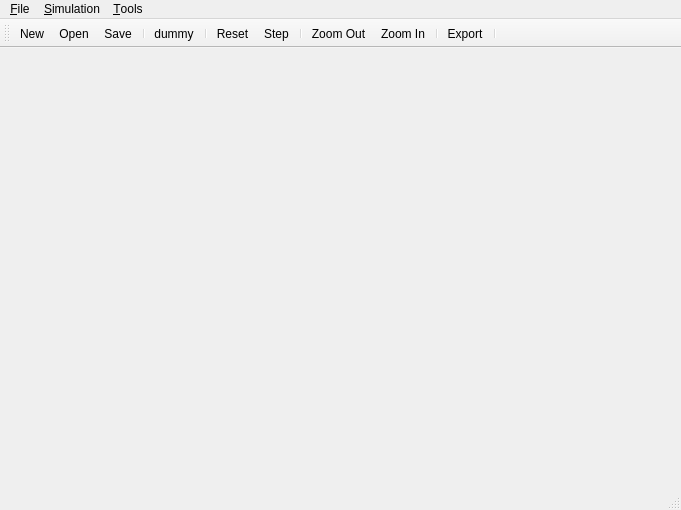
This is mainwindow.ui in ruffsl/discoverage as Qt 5 draws it before an edit. The edited form follows.
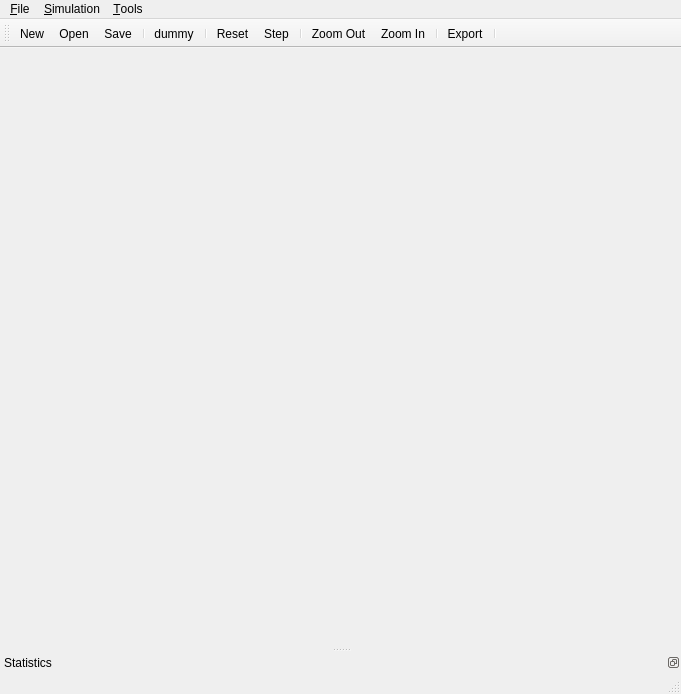
This is the edited form. Icons and pictures are not drawn.

Commit message: first version of statistics widget, lots of todos

What changed in the file:
```diff
--- a/mainwindow.ui
+++ b/mainwindow.ui
@@ -7,7 +7,7 @@
     <x>0</x>
     <y>0</y>
     <width>681</width>
-    <height>510</height>
+    <height>694</height>
    </rect>
   </property>
   <property name="windowTitle">
@@ -39,7 +39,7 @@
        <property name="geometry">
         <rect>
          <x>0</x>
-         <y>3</y>
+         <y>38</y>
          <width>681</width>
          <height>383</height>
         </rect>
@@ -126,6 +126,18 @@
    <addaction name="actionExport"/>
    <addaction name="separator"/>
   </widget>
+  <widget class="QDockWidget" name="dwStatistics">
+   <property name="features">
+    <set>QDockWidget::DockWidgetFloatable|QDockWidget::DockWidgetMovable</set>
+   </property>
+   <property name="windowTitle">
+    <string>Statistics</string>
+   </property>
+   <attribute name="dockWidgetArea">
+    <number>8</number>
+   </attribute>
+   <widget class="QWidget" name="dockWidgetContents_2"/>
+  </widget>
   <action name="actionQuit">
    <property name="text">
     <string>&amp;Quit</string>
```
Left out of the diff: 6 changed lines with no effect on the pictures. The commit also changes 7 other files.
